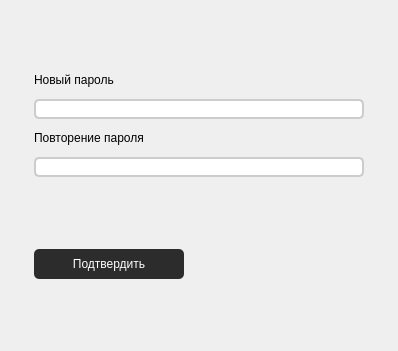
Old version of the form src/recoverypassword.ui in the repository Ruha24/HotelQt.
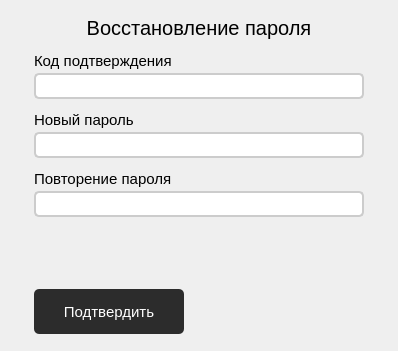
New version of the form. The open tabs and pages were chosen to show the change.

Diff of the .ui file:
```diff
--- a/src/recoverypassword.ui
+++ b/src/recoverypassword.ui
@@ -293,36 +293,127 @@
           </spacer>
          </item>
          <item>
-          <widget class="QLabel" name="label_5">
-           <property name="maximumSize">
-            <size>
-             <width>16777215</width>
-             <height>20</height>
-            </size>
+          <widget class="QLabel" name="label_8">
+           <property name="font">
+            <font>
+             <pointsize>15</pointsize>
+            </font>
            </property>
+           <property name="styleSheet">
+            <string notr="true">QLabel { color: black; }</string>
+           </property>
            <property name="text">
-            <string>Новый пароль</string>
+            <string>Восстановление пароля</string>
            </property>
+           <property name="alignment">
+            <set>Qt::AlignCenter</set>
+           </property>
           </widget>
          </item>
          <item>
-          <widget class="QLineEdit" name="passwordtxt"/>
+          <layout class="QVBoxLayout" name="verticalLayout_5">
+           <property name="spacing">
+            <number>3</number>
+           </property>
+           <property name="bottomMargin">
+            <number>0</number>
+           </property>
+           <item>
+            <widget class="QLabel" name="label_7">
+             <property name="font">
+              <font>
+               <pointsize>11</pointsize>
+              </font>
+             </property>
+             <property name="text">
+              <string>Код подтверждения</string>
+             </property>
+            </widget>
+           </item>
+           <item>
+            <widget class="QLineEdit" name="emailtxt">
+             <property name="font">
+              <font>
+               <pointsize>13</pointsize>
+              </font>
+             </property>
+            </widget>
+           </item>
+          </layout>
          </item>
          <item>
-          <widget class="QLabel" name="label_6">
-           <property name="maximumSize">
-            <size>
-             <width>16777215</width>
-             <height>20</height>
-            </size>
+          <layout class="QVBoxLayout" name="verticalLayout_3">
+           <property name="spacing">
+            <number>3</number>
            </property>
-           <property name="text">
-            <string>Повторение пароля</string>
+           <property name="bottomMargin">
+            <number>0</number>
            </property>
-          </widget>
+           <item>
+            <widget class="QLabel" name="label_5">
+             <property name="maximumSize">
+              <size>
+               <width>16777215</width>
+               <height>20</height>
+              </size>
+             </property>
+             <property name="font">
+              <font>
+               <pointsize>11</pointsize>
+              </font>
+             </property>
+             <property name="text">
+              <string>Новый пароль</string>
+             </property>
+            </widget>
+           </item>
+           <item>
+            <widget class="QLineEdit" name="passwordtxt">
+             <property name="font">
+              <font>
+               <pointsize>13</pointsize>
+              </font>
+             </property>
+            </widget>
+           </item>
+          </layout>
          </item>
          <item>
-          <widget class="QLineEdit" name="confirmpasstxt"/>
+          <layout class="QVBoxLayout" name="verticalLayout_4">
+           <property name="spacing">
+            <number>3</number>
+           </property>
+           <property name="bottomMargin">
+            <number>0</number>
+           </property>
+           <item>
+            <widget class="QLabel" name="label_6">
+             <property name="maximumSize">
+              <size>
+               <width>16777215</width>
+               <height>20</height>
+              </size>
+             </property>
+             <property name="font">
+              <font>
+               <pointsize>11</pointsize>
+              </font>
+             </property>
+             <property name="text">
+              <string>Повторение пароля</string>
+             </property>
+            </widget>
+           </item>
+           <item>
+            <widget class="QLineEdit" name="confirmpasstxt">
+             <property name="font">
+              <font>
+               <pointsize>13</pointsize>
+              </font>
+             </property>
+            </widget>
+           </item>
+          </layout>
          </item>
          <item>
           <spacer name="verticalSpacer_8">
@@ -345,15 +436,20 @@
            <property name="minimumSize">
             <size>
              <width>150</width>
-             <height>30</height>
+             <height>45</height>
             </size>
            </property>
            <property name="maximumSize">
             <size>
              <width>150</width>
-             <height>30</height>
+             <height>45</height>
             </size>
            </property>
+           <property name="font">
+            <font>
+             <pointsize>11</pointsize>
+            </font>
+           </property>
            <property name="styleSheet">
             <string notr="true">QPushButton
 {
```
Left out of the diff: 27 changed lines with no effect on the pictures.
